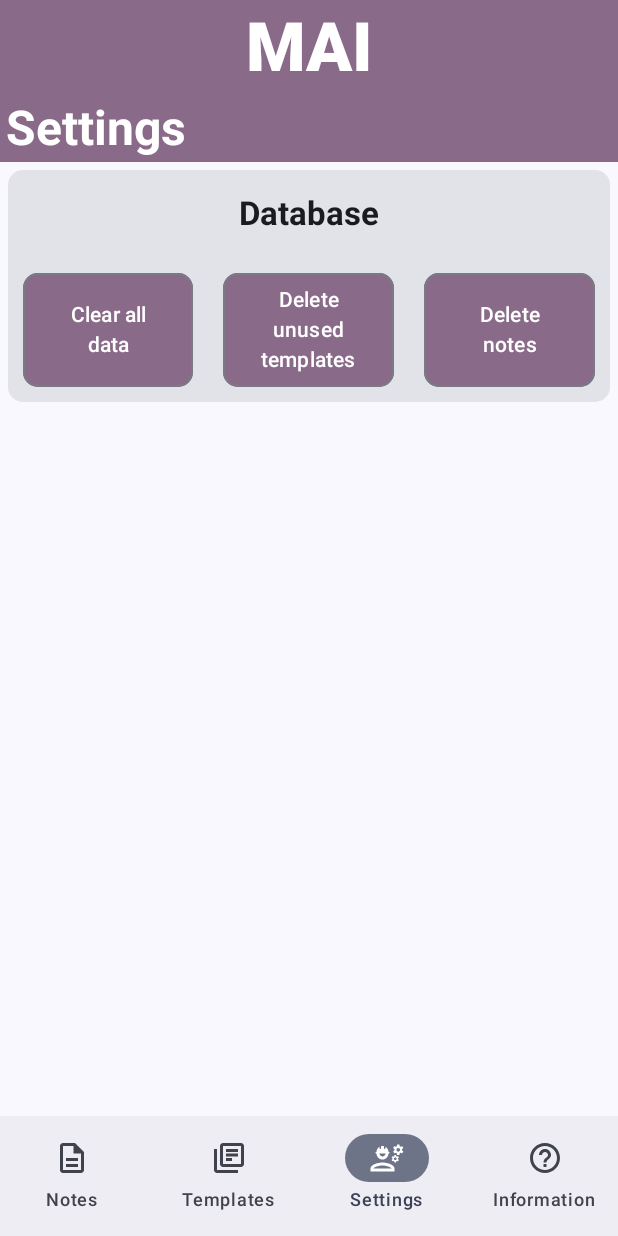
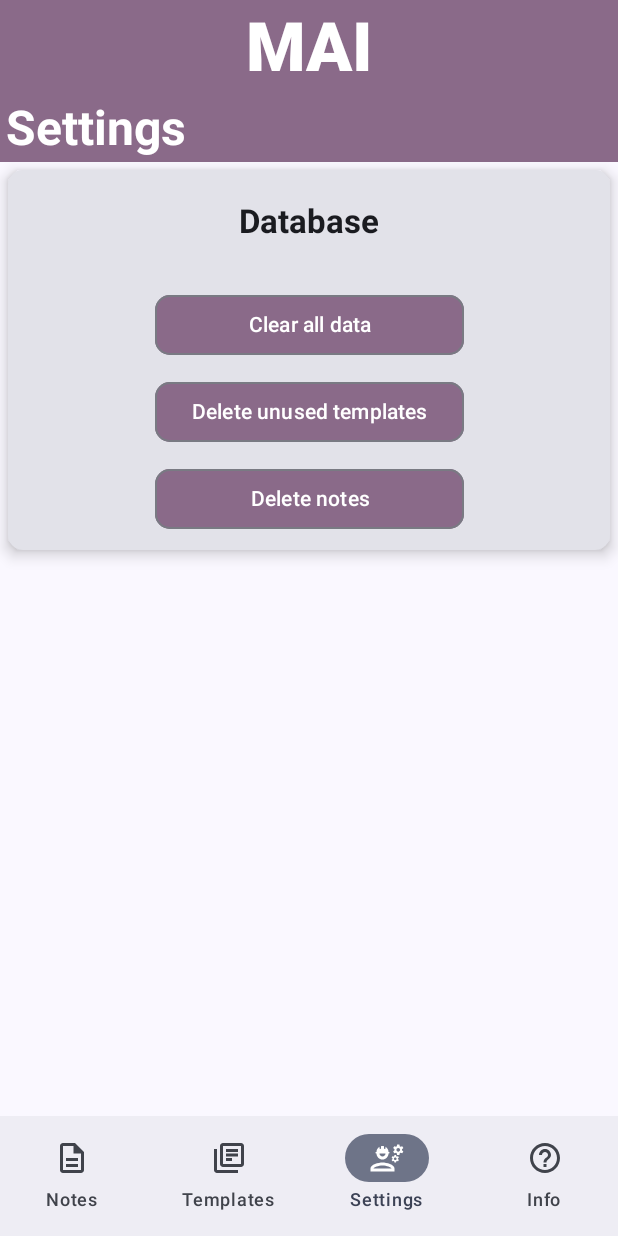
Before and after one commit to ethernet389/MAI-2, an Android app built with Jetpack Compose: the screen it shows after launch (MainActivity), item 3 of the bottom bar chosen, on a phone screen of 412 x 824 dp. Run offline under Robolectric (Android 15) with nearby library versions, the phone set to English and light mode, and no system bars; our stand-ins replace Room's generated code; 10 statements that could not run were skipped.

Commit message:
Hotfix UI for devices with small screens

```diff
--- a/app/src/main/java/com/ethernet389/mai/MainActivity.kt
+++ b/app/src/main/java/com/ethernet389/mai/MainActivity.kt
@@ -3,6 +3,19 @@ package com.ethernet389.mai
 import android.os.Bundle
 import androidx.activity.ComponentActivity
 import androidx.activity.compose.setContent
+import androidx.compose.animation.AnimatedContentScope
+import androidx.compose.animation.AnimatedContentTransitionScope
+import androidx.compose.animation.AnimatedVisibility
+import androidx.compose.animation.EnterTransition
+import androidx.compose.animation.ExitTransition
+import androidx.compose.animation.core.EaseInSine
+import androidx.compose.animation.core.Easing
+import androidx.compose.animation.core.LinearEasing
+import androidx.compose.animation.core.tween
+import androidx.compose.animation.fadeIn
+import androidx.compose.animation.fadeOut
+import androidx.compose.animation.slideInHorizontally
+import androidx.compose.animation.slideOutHorizontally
 import androidx.compose.foundation.layout.Column
 import androidx.compose.foundation.layout.fillMaxSize
 import androidx.compose.foundation.layout.padding
@@ -27,6 +40,10 @@ import androidx.compose.ui.platform.LocalContext
 import androidx.compose.ui.platform.LocalDensity
 import androidx.compose.ui.res.stringResource
 import androidx.compose.ui.text.AnnotatedString
+import androidx.navigation.NamedNavArgument
+import androidx.navigation.NavBackStackEntry
+import androidx.navigation.NavDeepLink
+import androidx.navigation.NavGraphBuilder
 import androidx.navigation.NavHostController
 import androidx.navigation.NavType
 import androidx.navigation.compose.NavHost
@@ -167,7 +184,7 @@ fun MaiApp(
             startDestination = MaiScreen.Templates.name,
             modifier = Modifier.padding(paddingValues)
         ) {
-            composable(route = MaiScreen.Notes.name) {
+            animatedComposable(route = MaiScreen.Notes.name) {
                 var lambda by remember { mutableStateOf({}) }
                 NotesScreen(
                     notes = uiState.notes,
@@ -208,7 +225,7 @@ fun MaiApp(
                     )
                 }
             }
-            composable(route = MaiScreen.Templates.name) {
+            animatedComposable(route = MaiScreen.Templates.name) {
                 var lambda by remember { mutableStateOf({}) }
                 TemplatesScreen(
                     templates = uiState.templates,
@@ -238,7 +255,7 @@ fun MaiApp(
                     )
                 }
             }
-            composable(route = MaiScreen.Settings.name) {
+            animatedComposable(route = MaiScreen.Settings.name) {
                 var text by remember {
                     mutableStateOf(AnnotatedString(""))
                 }
@@ -281,12 +298,12 @@ fun MaiApp(
                     )
                 }
             }
-            composable(route = MaiScreen.Information.name) { InfoScreen() }
-            composable(route = MaiScreen.CreateNote.name) {
+            animatedComposable(route = MaiScreen.Information.name) { InfoScreen() }
+            animatedComposable(route = MaiScreen.CreateNote.name) {
                 val noTemplateCriteriaComparison = creationNoteState.template.criteria.size == 1
                 val noCandidatesComparison = creationNoteState.alternatives.size == 1
                 if (noTemplateCriteriaComparison && noCandidatesComparison) {
-                    return@composable
+                    return@animatedComposable
                 }
                 val cardActions = CardActions(
                     onPlusClick = { pageIndex, currentFirst, currentSecond, newValue ->
@@ -314,7 +331,7 @@ fun MaiApp(
                     relationScale = relationScale
                 )
             }
-            composable(
+            animatedComposable(
                 route = "${MaiScreen.Result.name}/{note_id}",
                 arguments = listOf(navArgument("note_id") { type = NavType.LongType })
             ) { backStackEntry ->
@@ -334,3 +351,40 @@ fun MaiApp(
         }
     }
 }
+
+private fun NavGraphBuilder.animatedComposable(
+    route: String,
+    arguments: List<NamedNavArgument> = emptyList(),
+    deepLinks: List<NavDeepLink> = emptyList(),
+    enterTransition: (@JvmSuppressWildcards
+    AnimatedContentTransitionScope<NavBackStackEntry>.() -> EnterTransition?)? = {
+        slideInHorizontally { it / 2 } + fadeIn(
+            animationSpec = tween(easing = EaseInSine)
+        )
+    },
+    exitTransition: (@JvmSuppressWildcards
+    AnimatedContentTransitionScope<NavBackStackEntry>.() -> ExitTransition?)? = {
+        slideOutHorizontally { -it / 2 } + fadeOut(
+            animationSpec = tween(easing = EaseInSine)
+        )
+    },
+    popEnterTransition: (@JvmSuppressWildcards
+    AnimatedContentTransitionScope<NavBackStackEntry>.() -> EnterTransition?)? =
+        enterTransition,
+    popExitTransition: (@JvmSuppressWildcards
+    AnimatedContentTransitionScope<NavBackStackEntry>.() -> ExitTransition?)? =
+        exitTransition,
+    content: @Composable AnimatedContentScope.(NavBackStackEntry) -> Unit
+) {
+    //TODO: Create right-to-left and left-to-right animation
+    composable(
+        route = route,
+        arguments = arguments,
+        deepLinks = deepLinks,
+        enterTransition = enterTransition,
+        exitTransition = exitTransition,
+        popEnterTransition = popEnterTransition,
+        popExitTransition = popExitTransition,
+        content = content
+    )
+}
--- a/app/src/main/java/com/ethernet389/mai/ui/components/RelationComponents.kt
+++ b/app/src/main/java/com/ethernet389/mai/ui/components/RelationComponents.kt
@@ -112,8 +112,8 @@ fun ParameterToParameter(
     modifier: Modifier = Modifier
 ) {
     val degrees by animateFloatAsState(
-        targetValue = if (isInverse) 3 * 180f else 0f,
-        label = "Rotate arrow on 3*180 degrees",
+        targetValue = if (isInverse) 180f else 0f,
+        label = "Rotate arrow on 180 degrees",
         animationSpec = tween(durationMillis = 200, easing = LinearEasing)
     )
     val color by animateColorAsState(
--- a/app/src/main/java/com/ethernet389/mai/ui/screens/ResultScreen.kt
+++ b/app/src/main/java/com/ethernet389/mai/ui/screens/ResultScreen.kt
@@ -6,6 +6,7 @@ import androidx.compose.foundation.layout.IntrinsicSize
 import androidx.compose.foundation.layout.Row
 import androidx.compose.foundation.layout.Spacer
 import androidx.compose.foundation.layout.fillMaxHeight
+import androidx.compose.foundation.layout.fillMaxSize
 import androidx.compose.foundation.layout.fillMaxWidth
 import androidx.compose.foundation.layout.height
 import androidx.compose.foundation.layout.padding
@@ -52,7 +53,7 @@ fun ResultScreen(
         .reduce { acc, s -> "$acc\n$s" }
 
     LazyColumn(
-        modifier = modifier
+        modifier = modifier.fillMaxSize()
     ) {
         item {
             ItemCard(modifier = Modifier.fillMaxWidth(),
--- a/app/src/main/java/com/ethernet389/mai/ui/screens/SettingsScreen.kt
+++ b/app/src/main/java/com/ethernet389/mai/ui/screens/SettingsScreen.kt
@@ -5,10 +5,14 @@ import androidx.compose.foundation.layout.Column
 import androidx.compose.foundation.layout.IntrinsicSize
 import androidx.compose.foundation.layout.Row
 import androidx.compose.foundation.layout.fillMaxHeight
+import androidx.compose.foundation.layout.fillMaxSize
+import androidx.compose.foundation.layout.fillMaxWidth
 import androidx.compose.foundation.layout.height
 import androidx.compose.foundation.layout.padding
+import androidx.compose.foundation.layout.width
 import androidx.compose.material3.ButtonDefaults
 import androidx.compose.material3.Card
+import androidx.compose.material3.CardDefaults
 import androidx.compose.material3.MaterialTheme
 import androidx.compose.material3.OutlinedButton
 import androidx.compose.material3.Text
@@ -28,12 +32,16 @@ fun SettingsScreen(
     onDeleteUnusedTemplatesClick: () -> Unit,
     onClearAllDatabaseClick: () -> Unit
 ) {
-    OperationsCard(
-        onDeleteNotesClick = onDeleteNotesClick,
-        onDeleteUnusedTemplatesClick = onDeleteUnusedTemplatesClick,
-        onClearAllDatabaseClick = onClearAllDatabaseClick,
-        modifier = modifier
-    )
+    Column(modifier = modifier.fillMaxSize()) {
+        OperationsCard(
+            onDeleteNotesClick = onDeleteNotesClick,
+            onDeleteUnusedTemplatesClick = onDeleteUnusedTemplatesClick,
+            onClearAllDatabaseClick = onClearAllDatabaseClick,
+            modifier = Modifier
+                .fillMaxWidth()
+                .padding(dimensionResource(R.dimen.little_padding))
+        )
+    }
 }
 
 
@@ -45,7 +53,9 @@ private fun OperationsCard(
     onClearAllDatabaseClick: () -> Unit,
 ) {
     Card(
-        modifier = modifier.padding(dimensionResource(R.dimen.little_padding))
+        modifier = modifier,
+        elevation = CardDefaults
+            .cardElevation(defaultElevation = dimensionResource(R.dimen.card_elevation))
     ) {
         Column(horizontalAlignment = Alignment.CenterHorizontally) {
             Text(
@@ -55,15 +65,14 @@ private fun OperationsCard(
                 textAlign = TextAlign.Center,
                 modifier = modifier.padding(dimensionResource(R.dimen.medium_padding))
             )
-            Row(
-                horizontalArrangement = Arrangement.SpaceAround,
-                verticalAlignment = Alignment.CenterVertically,
-                modifier = Modifier.height(intrinsicSize = IntrinsicSize.Max)
+            Column(
+                verticalArrangement = Arrangement.spacedBy(dimensionResource(R.dimen.small_padding)),
+                horizontalAlignment = Alignment.CenterHorizontally,
+                modifier = Modifier
+                    .width(intrinsicSize = IntrinsicSize.Max)
+                    .padding(dimensionResource(R.dimen.small_padding))
             ) {
-                val buttonModifier = Modifier
-                    .weight(1f)
-                    .fillMaxHeight()
-                    .padding(dimensionResource(R.dimen.small_padding))
+                val buttonModifier = Modifier.fillMaxWidth()
                 RowItem(
                     text = stringResource(R.string.clear_all_data),
                     onClick = onClearAllDatabaseClick,
--- a/app/src/main/res/values/strings.xml
+++ b/app/src/main/res/values/strings.xml
@@ -5,7 +5,7 @@
     <string name="notes">Notes</string>
     <string name="templates">Templates</string>
     <string name="settings">Settings</string>
-    <string name="information">Information</string>
+    <string name="information">Info</string>
     <string name="result">Result</string>
     <string name="create_note">Note\'s creation</string>
 
```
Also changed, not shown: 1 other file.
